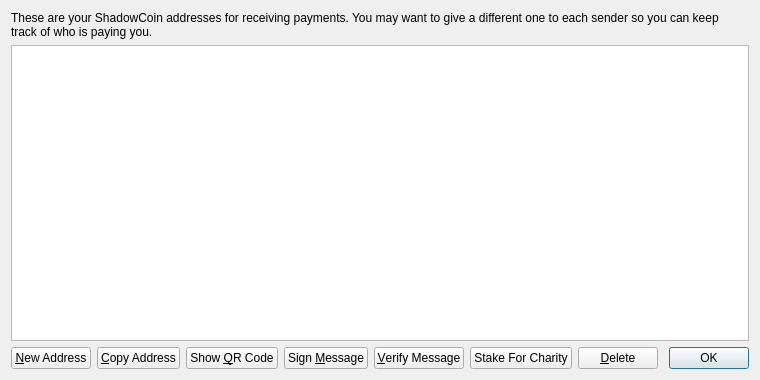
Meee32/NET-TEST, file src/qt/forms/addressbookpage.ui: the form before one commit.
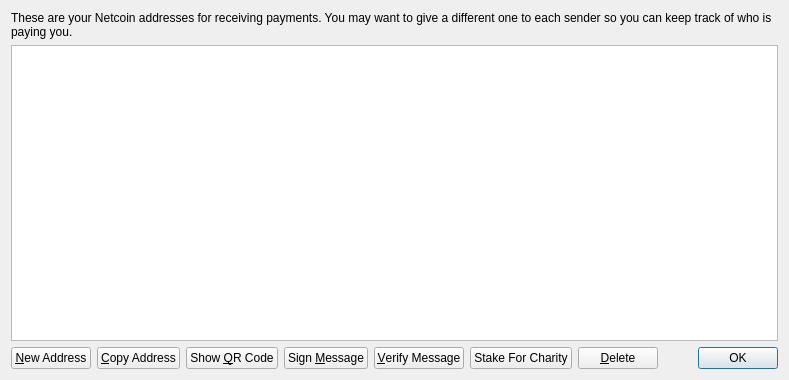
The form after the commit. Icons and pictures are not drawn.

```diff
--- a/src/qt/forms/addressbookpage.ui
+++ b/src/qt/forms/addressbookpage.ui
@@ -6,7 +6,7 @@
    <rect>
     <x>0</x>
     <y>0</y>
-    <width>760</width>
+    <width>789</width>
     <height>380</height>
    </rect>
   </property>
@@ -17,7 +17,7 @@
    <item>
     <widget class="QLabel" name="labelExplanation">
      <property name="text">
-      <string>These are your ShadowCoin addresses for receiving payments. You may want to give a different one to each sender so you can keep track of who is paying you.</string>
+      <string>These are your Netcoin addresses for receiving payments. You may want to give a different one to each sender so you can keep track of who is paying you.</string>
      </property>
      <property name="textFormat">
       <enum>Qt::PlainText</enum>
```
Left out of the diff: 6 changed lines with no effect on the pictures.
